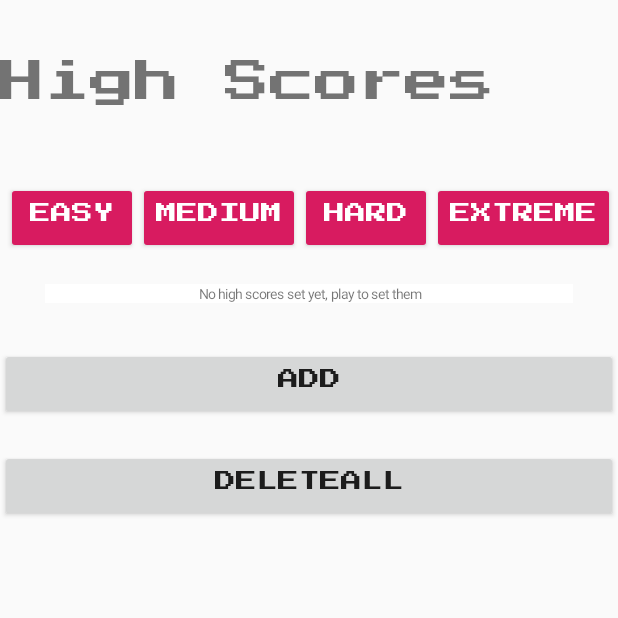
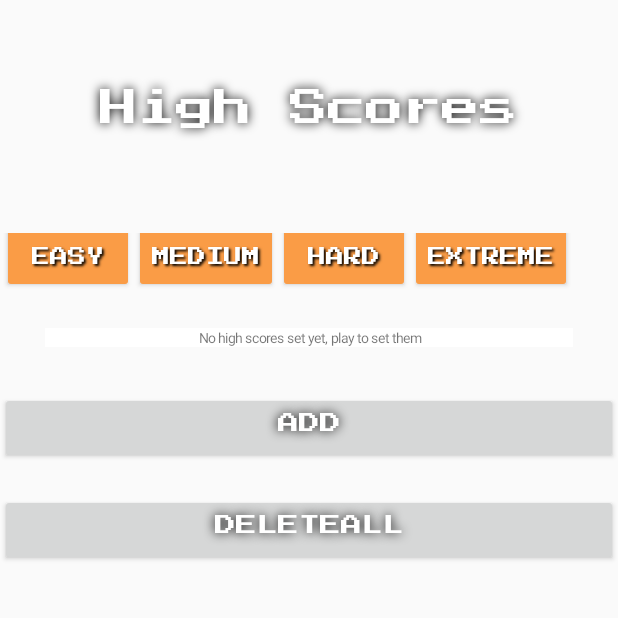
Before and after one commit to vil-kautto/minesweeper-mobile, an Android app: the screen it shows after launch (HighScoreActivity), after a tap on "HIGH SCORES", on a phone screen of 412 x 824 dp, the top half of it. Run offline under Robolectric (Android 15) with nearby library versions, the phone set to English and light mode, and no system bars; our stand-ins replace Room's generated code; 2 statements that could not run were skipped.

Commit message:
Add custom button entity
Added a custom button to the game

```diff
--- a/app/src/main/java/fi/tuni/minesweeper/MainActivity.java
+++ b/app/src/main/java/fi/tuni/minesweeper/MainActivity.java
@@ -90,22 +90,10 @@ public class MainActivity extends AppCompatActivity {
     }
 
     /**
-     * Resets the title based on activity state, see titleClick method below
-     */
-    @Override
-    protected void onResume() {
-        super.onResume();
-        TextView tv = findViewById(R.id.title);
-        tv.setText("Rhinesweeper");
-    }
-
-    /**
      * Adds funtionality to clicking the title, probably used later
      * @param v Clicked view
      */
     public void titleClick(View v) {
-        TextView tv = findViewById(R.id.title);
-        tv.setText("Hello there");
         toaster("The game was made by Ville Kautto");
     }
 
--- a/app/src/main/res/layout/activity_high_score.xml
+++ b/app/src/main/res/layout/activity_high_score.xml
@@ -11,17 +11,18 @@
         android:layout_width="match_parent"
         android:layout_height="wrap_content"
         android:text="High Scores"
-        android:layout_gravity="center"
-        android:textSize="30dp"
-        android:layout_marginTop="40dp"
-        android:layout_marginBottom="40dp"
+        android:textSize="25sp"
+        android:gravity="center"
+        android:padding="10dp"
+        android:layout_marginTop="50dp"
+        android:layout_marginBottom="50dp"
         style="@style/Common"
         />
 
     <TableLayout
         android:layout_width="match_parent"
         android:layout_height="wrap_content"
-        android:paddingLeft="4dp"
+        android:paddingLeft="1dp"
         >
 
         <TableRow>
@@ -30,18 +31,24 @@
                 android:layout_height="wrap_content"
                 android:layout_width="match_parent"
                 android:text="Easy"
-                android:layout_marginBottom="20dp"
+                android:textSize="12sp"
+                android:layout_marginBottom="15dp"
+                android:paddingTop="15dp"
                 android:onClick="clicked"
-                style="@style/CommonButton"/>
+                style="@style/SmallButton"
+                />
 
             <Button
                 android:id="@+id/buttonMedium"
                 android:layout_height="wrap_content"
                 android:layout_width="match_parent"
                 android:text="Medium"
-                android:layout_marginBottom="20dp"
+                android:textSize="12sp"
+                android:layout_marginBottom="15dp"
+                android:paddingTop="15dp"
                 android:onClick="clicked"
-                style="@style/CommonButton"/>
+                style="@style/SmallButton"
+                />
 
 
             <Button
@@ -49,18 +56,24 @@
                 android:layout_height="wrap_content"
                 android:layout_width="match_parent"
                 android:text="Hard"
-                android:layout_marginBottom="20dp"
+                android:textSize="12sp"
+                android:layout_marginBottom="15dp"
+                android:paddingTop="15dp"
                 android:onClick="clicked"
-                style="@style/CommonButton"/>
+                style="@style/SmallButton"
+                />
 
             <Button
                 android:id="@+id/buttonExtreme"
                 android:layout_height="wrap_content"
                 android:layout_width="match_parent"
                 android:text="Extreme"
-                android:layout_marginBottom="20dp"
+                android:textSize="12sp"
+                android:layout_marginBottom="15dp"
+                android:paddingTop="15dp"
                 android:onClick="clicked"
-                style="@style/CommonButton"/>
+                style="@style/SmallButton"
+                />
 
         </TableRow>
 
--- a/app/src/main/res/values/colors.xml
+++ b/app/src/main/res/values/colors.xml
@@ -1,6 +1,6 @@
 <?xml version="1.0" encoding="utf-8"?>
 <resources>
-    <color name="colorPrimary">#008577</color>
-    <color name="colorPrimaryDark">#303030</color>
-    <color name="colorAccent">#D81B60</color>
+    <color name="colorPrimary">#46D5FA</color>
+    <color name="colorPrimaryDark">#0E8DAD</color>
+    <color name="colorAccent">#FA9C46</color>
 </resources>
--- a/app/src/main/res/values/styles.xml
+++ b/app/src/main/res/values/styles.xml
@@ -17,20 +17,58 @@
 
     <!-- Common text customization -->
     <style name="Common">
+        <item name="android:textColor">#FFFFFF</item>
         <item name="android:fontFamily">@font/pixel_font</item>
         <item name="fontFamily">@font/pixel_font</item>
         <item name="android:textStyle">normal</item>
+
+        <!-- Text Shadow Customization -->
+        <item name="android:shadowColor">#000000</item>
+        <item name="android:shadowRadius">8</item>
     </style>
 
     <!-- Common button customization -->
     <style name="CommonButton" parent="@style/Widget.AppCompat.Button.Colored">
         <item name="colorButtonNormal">#1a237e</item>
         <item name="colorControlHighlight">#673ab7</item>
+        <item name="android:paddingTop">10dp</item>
+        <item name="android:background">@drawable/buttonshape</item>
+
+        <!-- Basic Button Text Customization -->
+        <item name="android:fontFamily">@font/pixel_font</item>
+        <item name="fontFamily">@font/pixel_font</item>
+        <item name="android:textSize">18sp</item>
+        <item name="android:layout_gravity">center</item>
+        <item name="android:layout_marginBottom">20dp</item>
+        <item name="android:textStyle">normal</item>
+
+        <!-- Text Shadow Customization -->
+        <item name="android:shadowColor">#000000</item>
+        <item name="android:shadowDx">1.5</item>
+        <item name="android:shadowDy">1.5</item>
+        <item name="android:shadowRadius">1.5</item>
+
+    </style>
+
+    <!-- Common button customization -->
+    <style name="SmallButton" parent="@style/Widget.AppCompat.Button.Colored">
+        <item name="colorButtonNormal">#1a237e</item>
+        <item name="colorControlHighlight">#673ab7</item>
+        <item name="android:paddingTop">10dp</item>
 
         <!-- Button Text Customization -->
         <item name="android:fontFamily">@font/pixel_font</item>
         <item name="fontFamily">@font/pixel_font</item>
+        <item name="android:textSize">12sp</item>
+        <item name="android:layout_gravity">center</item>
+        <item name="android:layout_marginBottom">20dp</item>
         <item name="android:textStyle">normal</item>
+
+        <!-- Text Shadow Customization -->
+        <item name="android:shadowColor">#000000</item>
+        <item name="android:shadowDx">1.5</item>
+        <item name="android:shadowDy">1.5</item>
+        <item name="android:shadowRadius">1.5</item>
     </style>
 
 </resources>
```
Also changed, not shown: app/src/main/res/drawable/buttonshape.xml (added, +17 -0 lines), app/src/main/res/layout/activity_level_selection.xml (+1 -11 lines).
